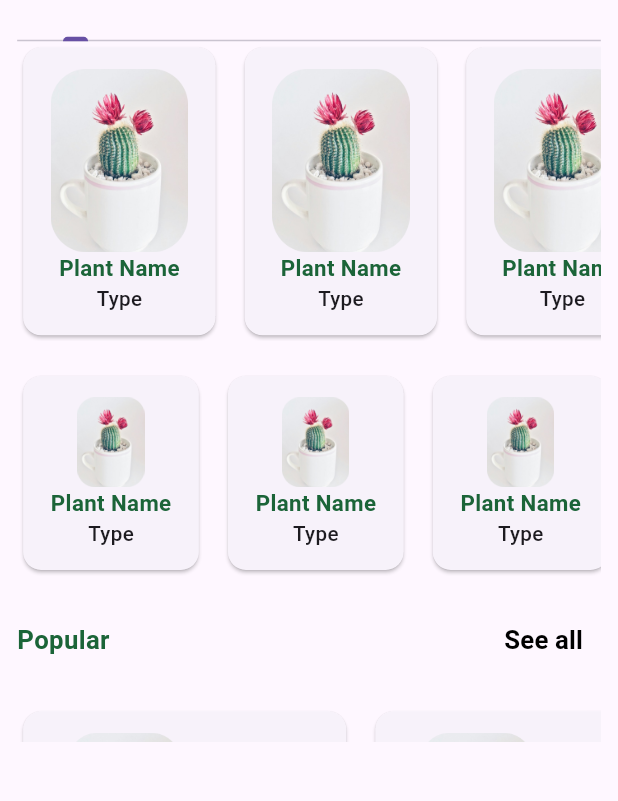
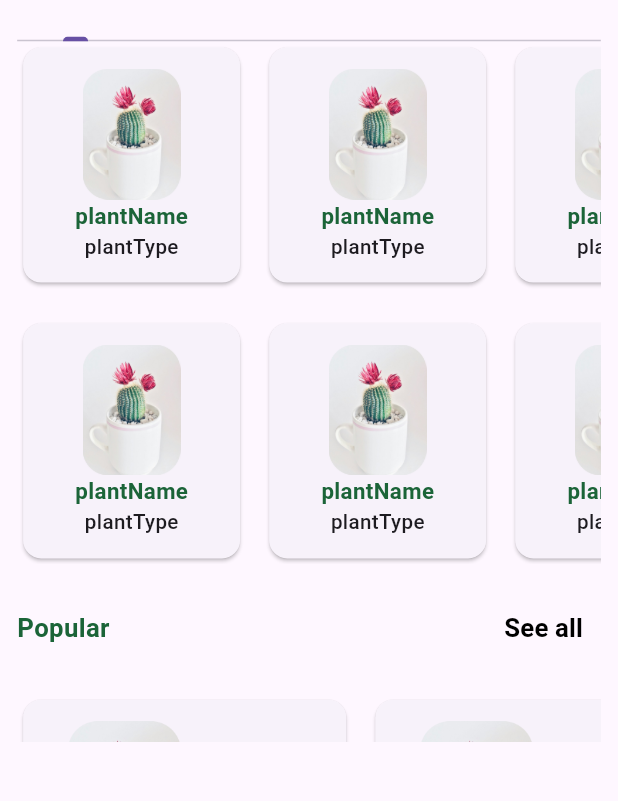
Before and after one commit to ahmedemara231/Gardenia, a Flutter app: the Categories screen opened directly, on a phone screen of 412 x 824 dp, the part 306-1107 px from its top. Run offline on Flutter 3.47's test engine with Material 3 defaults, Android fonts, the phone set to English and light mode, and no system bars; our stand-ins replace animated_text_kit, dio, dots_indicator, flutter_bloc, flutter_screenutil, fluttertoast and 4 more; accounts and stored records are empty; network calls fail.

Commit message:
add home & categories ui

```diff
--- a/lib/main.dart
+++ b/lib/main.dart
@@ -7,6 +7,8 @@ import 'package:gardenia/view/auth/login/login.dart';
 import 'package:gardenia/view_model/Login/cubit.dart';
 import 'package:gardenia/view_model/bloc_observer.dart';
 import 'package:gardenia/view_model/bottomNavBar/cubit.dart';
+import 'package:gardenia/view_model/categories/cubit.dart';
+import 'package:gardenia/view_model/home/cubit.dart';
 import 'package:gardenia/view_model/onBoarding/cubit.dart';
 import 'package:gardenia/view_model/sign_up/cubit.dart';
 
@@ -34,6 +36,8 @@ class MyApp extends StatelessWidget {
           BlocProvider(create: (context) =>  BottomNavCubit()),
           BlocProvider(create: (context) =>  LoginCubit()),
           BlocProvider(create: (context) =>  SignUpCubit()),
+          BlocProvider(create: (context) =>  HomeCubit()),
+          BlocProvider(create: (context) =>  CategoriesCubit()),
         ],
         child: MaterialApp(
           debugShowCheckedModeBanner: false,
--- /dev/null
+++ b/lib/modules/data_types/posts_data.dart
@@ -0,0 +1,20 @@
+import 'comment.dart';
+
+class PostData
+{
+  String userImageUrl;
+  String userName;
+  String postImage;
+  String postCaption;
+  int commentsNumber;
+  List<Comment>? comments;
+
+  PostData({
+    required this.userImageUrl,
+    required this.userName,
+    required this.postImage,
+    required this.postCaption,
+    required this.commentsNumber,
+    this.comments,
+});
+}
--- a/lib/view/categories/categories.dart
+++ b/lib/view/categories/categories.dart
@@ -4,6 +4,7 @@ import 'package:gardenia/constants/constants.dart';
 import 'package:gardenia/extensions/mediaQuery.dart';
 import 'package:gardenia/modules/myText.dart';
 import 'package:gardenia/modules/textFormField.dart';
+import 'package:gardenia/view/categories/item_model.dart';
 
 class Categories extends StatelessWidget {
   Categories({super.key});
@@ -99,58 +100,20 @@ class Categories extends StatelessWidget {
                         ListView(
                           children: [
                             SizedBox(
-                              height: 200,
+                              height: context.setHeight(5),
                               child: ListView.separated(
                                 scrollDirection: Axis.horizontal,
-                                itemBuilder: (context, index) => Card(
-                                  child: Padding(
-                                    padding: EdgeInsets.symmetric(vertical: 12.0.h,horizontal: 16.w),
-                                    child: Column(
-                                      children: [
-                                        Expanded(child: Image.asset('images/plant1.png')),
-                                        MyText(
-                                          text: 'Plant Name',
-                                          color: Constants.appColor,
-                                          fontWeight: FontWeight.bold,fontSize: 13.sp,
-                                        ),
-                                        MyText(
-                                            text: 'Type',
-                                            fontSize: 12.sp,
-                                            fontWeight: FontWeight.w500
-                                        ),
-                                      ],
-                                    ),
-                                  ),
-                                ),
+                                itemBuilder: (context, index) => ItemModel(imageUrl: 'images/plant1.png', plantName: 'plantName', plantType: 'plantType'),
                                 separatorBuilder: (context, index) => SizedBox(width: 10.w,),
                                 itemCount: 5,
                               ),
                             ),
                             SizedBox(height: 16.h,),
                             SizedBox(
-                              height: context.setHeight(6),
+                              height: context.setHeight(5),
                               child: ListView.separated(
                                 scrollDirection: Axis.horizontal,
-                                itemBuilder: (context, index) => Card(
-                                  child: Padding(
-                                    padding: EdgeInsets.symmetric(vertical: 12.0.h,horizontal: 16.w),
-                                    child: Column(
-                                      children: [
-                                        Expanded(child: Image.asset('images/plant1.png')),
-                                        MyText(
-                                          text: 'Plant Name',
-                                          color: Constants.appColor,
-                                          fontWeight: FontWeight.bold,fontSize: 13.sp,
-                                        ),
-                                        MyText(
-                                            text: 'Type',
-                                            fontSize: 12.sp,
-                                            fontWeight: FontWeight.w500
-                                        ),
-                                      ],
-                                    ),
-                                  ),
-                                ),
+                                itemBuilder: (context, index) => ItemModel(imageUrl: 'images/plant1.png', plantName: 'plantName', plantType: 'plantType'),
                                 separatorBuilder: (context, index) => SizedBox(width: 10.w,),
                                 itemCount: 5,
                               ),
--- /dev/null
+++ b/lib/view/categories/item_model.dart
@@ -0,0 +1,45 @@
+import 'package:flutter/material.dart';
+import 'package:flutter_screenutil/flutter_screenutil.dart';
+import 'package:gardenia/extensions/mediaQuery.dart';
+import '../../constants/constants.dart';
+import '../../modules/myText.dart';
+
+class ItemModel extends StatelessWidget {
+
+  String imageUrl;
+  String plantName;
+  String plantType;
+
+  ItemModel({super.key,
+    required this.imageUrl,
+    required this.plantName,
+    required this.plantType,
+  });
+
+  @override
+  Widget build(BuildContext context) {
+    return SizedBox(
+      width: context.setWidth(2.7),
+      child: Card(
+        child: Padding(
+          padding: EdgeInsets.symmetric(vertical: 12.0.h,horizontal: 16.w),
+          child: Column(
+            children: [
+              Expanded(child: Image.asset(imageUrl)),
+              MyText(
+                text: plantName,
+                color: Constants.appColor,
+                fontWeight: FontWeight.bold,fontSize: 13.sp,
+              ),
+              MyText(
+                  text: plantType,
+                  fontSize: 12.sp,
+                  fontWeight: FontWeight.w500
+              ),
+            ],
+          ),
+        ),
+      ),
+    );
+  }
+}
--- /dev/null
+++ b/lib/view_model/categories/cubit.dart
@@ -0,0 +1,10 @@
+import 'package:flutter_bloc/flutter_bloc.dart';
+import 'package:gardenia/view_model/categories/states.dart';
+
+class CategoriesCubit extends Cubit<CategoriesStates>
+{
+  CategoriesCubit() : super(CategoriesInitState());
+
+  factory CategoriesCubit.getInstance(context) => BlocProvider.of(context);
+
+}
--- /dev/null
+++ b/lib/view_model/categories/states.dart
@@ -0,0 +1,2 @@
+abstract class CategoriesStates{}
+class CategoriesInitState extends CategoriesStates{}
--- /dev/null
+++ b/lib/view_model/home/cubit.dart
@@ -0,0 +1,34 @@
+import 'package:flutter_bloc/flutter_bloc.dart';
+import 'package:gardenia/modules/data_types/posts_data.dart';
+import 'package:gardenia/view_model/home/states.dart';
+
+class HomeCubit extends Cubit<HomeStates>
+{
+  HomeCubit() : super(HomeInitialState());
+  factory HomeCubit.getInstance(context) => BlocProvider.of(context);
+
+  List<PostData> posts =
+  [
+    PostData(userImageUrl: 'https://encrypted-tbn0.gstatic.com/images?q=tbn:ANd9GcSKXYSs2F_0O04sLv8AjIH43Owr2rEIfkFEOA&usqp=CAU', userName: 'Ahmed Emara', postImage: 'https://encrypted-tbn0.gstatic.com/images?q=tbn:ANd9GcSKXYSs2F_0O04sLv8AjIH43Owr2rEIfkFEOA&usqp=CAU', postCaption: 'Hello to everyone', commentsNumber: 15),
+    PostData(userImageUrl: 'https://encrypted-tbn0.gstatic.com/images?q=tbn:ANd9GcRqQMwq_mZ2I9qpXPhmIeJ5on2jZTavrF65Kw&usqp=CAU', userName: 'abdallah saad', postImage: 'https://encrypted-tbn0.gstatic.com/images?q=tbn:ANd9GcRqQMwq_mZ2I9qpXPhmIeJ5on2jZTavrF65Kw&usqp=CAU', postCaption: 'Hello Gyes', commentsNumber: 50),
+    PostData(userImageUrl: 'https://encrypted-tbn0.gstatic.com/images?q=tbn:ANd9GcRAOk_Z2l6Qsdg6BO3fhHSJZs1O3Wv4QQknng&usqp=CAU', userName: 'Shrouk', postImage: 'https://encrypted-tbn0.gstatic.com/images?q=tbn:ANd9GcRAOk_Z2l6Qsdg6BO3fhHSJZs1O3Wv4QQknng&usqp=CAU', postCaption: 'Hello everybody', commentsNumber: 20),
+    PostData(userImageUrl: 'https://encrypted-tbn0.gstatic.com/images?q=tbn:ANd9GcQ-eF2EPE0vA6B9cNIfTX_lnizV3OGwTdADaA&usqp=CAU', userName: 'Rewan Elmallah', postImage: 'https://encrypted-tbn0.gstatic.com/images?q=tbn:ANd9GcQ-eF2EPE0vA6B9cNIfTX_lnizV3OGwTdADaA&usqp=CAU', postCaption: 'Welcome', commentsNumber: 10),
+    PostData(userImageUrl: 'https://encrypted-tbn0.gstatic.com/images?q=tbn:ANd9GcRlCovEjfkoAOO2lBxcLc1X9bakoJryadHWOQ&usqp=CAU', userName: 'Rahaf', postImage: 'https://encrypted-tbn0.gstatic.com/images?q=tbn:ANd9GcRlCovEjfkoAOO2lBxcLc1X9bakoJryadHWOQ&usqp=CAU', postCaption: 'Welcome Guyes', commentsNumber: 30),
+  ];
+  Future<void> getAllPosts()async {}
+
+  List<PostData> favorites = [];
+  void addToFavorites(PostData post)
+  {
+    favorites.add(post);
+    print(favorites);
+    emit(AddToFavoritesState());
+  }
+
+  void removeFromFavorites(PostData post)
+  {
+    favorites.remove(post);
+    print(favorites);
+    emit(RemoveFromFavoritesState());
+  }
+}
--- /dev/null
+++ b/lib/view_model/home/states.dart
@@ -0,0 +1,7 @@
+abstract class HomeStates{}
+
+class HomeInitialState extends HomeStates{}
+
+class AddToFavoritesState extends HomeStates{}
+
+class RemoveFromFavoritesState extends HomeStates{}
```
Also changed, not shown: lib/modules/data_types/comment.dart (added, +14 -0 lines), lib/view/home/home.dart (+27 -9 lines), lib/view/home/post_model.dart (+46 -6 lines).
